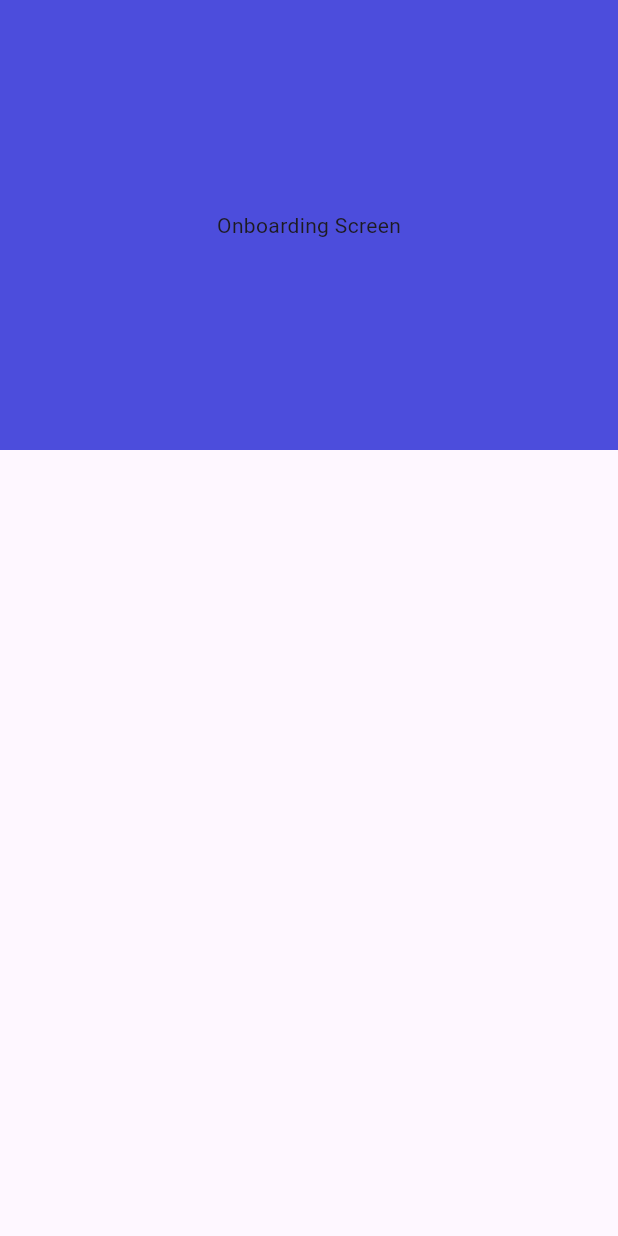
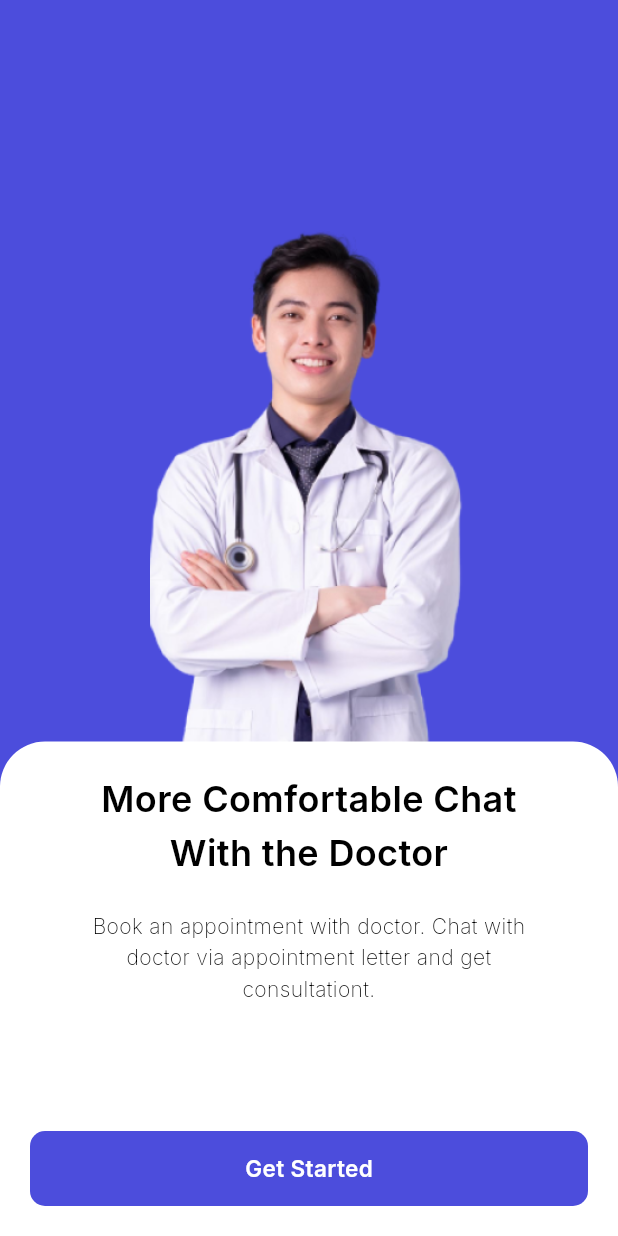
Before and after one commit to Suhaibusman/DoctorAppointMentApp, a Flutter app: the screen it shows after launch, on a phone screen of 412 x 824 dp. Run offline on Flutter 3.47's test engine with Material 3 defaults, Android fonts, the phone set to English and light mode, and no system bars; drawn by our look-alikes of auto_size_text; our stand-ins replace google_fonts.

Commit message:
onboarding screen done

```diff
--- a/lib/screens/onboarding_screen/onboarding_screen.dart
+++ b/lib/screens/onboarding_screen/onboarding_screen.dart
@@ -1,4 +1,8 @@
+import 'package:doctor_appointment_app/utils/constant/app_constant.dart';
+import 'package:doctor_appointment_app/utils/constant/image_constant.dart';
 import 'package:doctor_appointment_app/utils/themes/color_themes.dart';
+import 'package:doctor_appointment_app/utils/widget/button_widget.dart';
+import 'package:doctor_appointment_app/utils/widget/text_widget.dart';
 import 'package:flutter/material.dart';
 
 class OnboardingScreen extends StatelessWidget {
@@ -7,16 +11,48 @@ class OnboardingScreen extends StatelessWidget {
   @override
   Widget build(BuildContext context) {
     return  Scaffold(
+      backgroundColor: primaryColor,
       body: Column(
         children: [
         Container(
-          height: 300,
+          height: MediaQuery.of(context).size.height*0.6,
           width: double.infinity,
           color: primaryColor,
-          child: Center(
-            child: Text('Onboarding Screen'),
+          child: Align(
+            alignment: Alignment.bottomCenter,
+            child: Image.asset(ImageConstant.doctorImage1 , height: 350,),
           ),
         ),
+          Container(
+             height: MediaQuery.of(context).size.height*0.4,
+             // width: double.infinity,
+       decoration: BoxDecoration(
+          color: Colors.white,
+
+          borderRadius: BorderRadius.only(
+            topLeft: Radius.circular(30),
+            topRight: Radius.circular(30),
+          )
+       ),
+            child: Padding(padding: EdgeInsets.all(20),
+            child:  Column(
+    children: [
+    Padding(
+      padding: const EdgeInsets.only(left: 20 , right: 20),
+      child: customTextWidget(text: "More Comfortable Chat With the Doctor" , fontSize: 24 , fontWeight: FontWeight.w600 , textAlign: TextAlign.center , lineHeight: 1.5),
+    ),
+      mediumSpaceh,
+      Padding(
+        padding: const EdgeInsets.only(left: 20 , right: 20),
+        child: customTextWidget(text: "Book an appointment with doctor. Chat with doctor via appointment letter and get consultationt." , fontSize: 14 , fontWeight: FontWeight.w200 , textAlign: TextAlign.center , lineHeight: 1.5),
+      ),
+      mediumSpaceh,
+      Spacer(),
+      customButtonWidget(text: "Get Started", onPressed: (){}, fontColor: Colors.white , buttonColor: primaryColor , buttonHeight: 50 ,  fontWeight: FontWeight.w600)
+    ],
+    )
+            )
+          ),
 
 
         ],
--- a/lib/utils/constant/image_constant.dart
+++ b/lib/utils/constant/image_constant.dart
@@ -1,8 +1,9 @@
 abstract class ImageConstant {
-  static const cycleImage1 = 'assets/cycle1.png';
-  static const cycleImage2 = 'assets/cycle2.png';
-  static const cycleImage3 = 'assets/cycle3.png';
-  static const helmetImage = 'assets/helmet.png';
+  static const doctorImage1 = 'assets/doctor1.png';
+  static const doctorImage2 = 'assets/Doctor 2.png';
+  static const doctorImage3 = 'assets/Doctor 3.png';
+  static const doctorImage4 = 'assets/Doctor 4.png';
+  static const doctorImage5 = 'assets/Doctor 5.png';
   static const imageBackground = 'assets/imageBackground.png';
   static const smallImageBackground = 'assets/smallImageBackground.png';
   static const bottomSheetButton = 'assets/bottomsheetbutton.png';
--- a/lib/utils/widget/button_widget.dart
+++ b/lib/utils/widget/button_widget.dart
@@ -1,4 +1,3 @@
-import 'package:doctor_appointment_app/utils/constant/image_constant.dart';
 import 'package:doctor_appointment_app/utils/widget/text_widget.dart';
 import 'package:flutter/material.dart';
 
@@ -6,8 +5,9 @@ Widget customButtonWidget({
   required String text,
   required Function() onPressed,
   required Color fontColor,
+  Color buttonColor =  Colors.blue,
   double buttonHeight = 43,
-  double buttonWidth = 129,
+  double buttonWidth = double.infinity,
   FontWeight fontWeight = FontWeight.normal,
 }) {
   return InkWell(
@@ -15,11 +15,9 @@ Widget customButtonWidget({
     child: Container(
         height: buttonHeight,
         width: buttonWidth,
-        decoration: const BoxDecoration(
-          image: DecorationImage(
-            image: AssetImage(ImageConstant.bottomSheetButton),
-            fit: BoxFit.contain,
-          ),
+        decoration:  BoxDecoration(
+          color: buttonColor,
+          borderRadius: const BorderRadius.all(Radius.circular(10)),
         ),
         child: Center(
             child: customTextWidget(
--- a/lib/utils/widget/text_widget.dart
+++ b/lib/utils/widget/text_widget.dart
@@ -10,17 +10,17 @@ Widget customTextWidget(
     TextAlign textAlign = TextAlign.start,
     FontWeight fontWeight = FontWeight.normal,
     Color color = Colors.black,
-    double? lineheight}) {
+    double? lineHeight}) {
   return AutoSizeText(
     text,
     overflow: overflow,
     textAlign: textAlign,
     maxLines: maxLines ?? 10,
     presetFontSizes: [fontSize, fontSize - 2, fontSize - 3, fontSize - 4],
-    style: GoogleFonts.poppins(
+    style: GoogleFonts.inter(
         fontSize: fontSize,
         fontWeight: fontWeight,
-        height: lineheight ?? 1.4,
+        height: lineHeight ?? 1.4,
         color: color),
   );
 }
```
